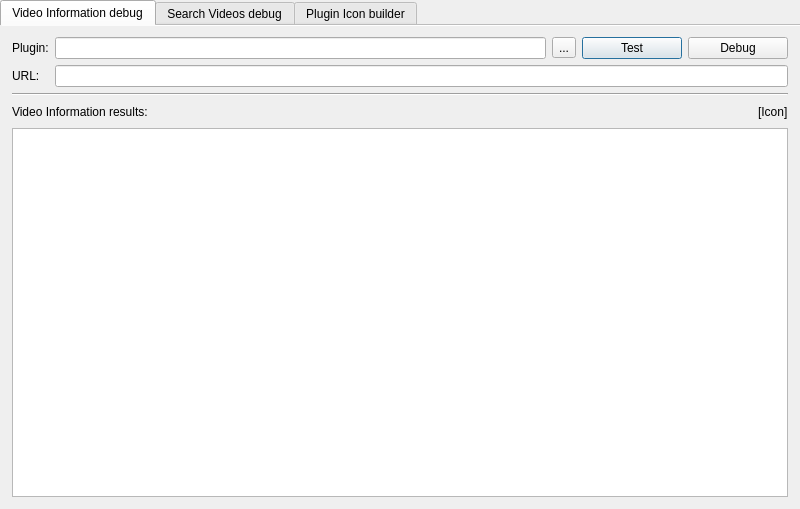
Above: tools/DebugPlugins/ui/mainwindow.ui from ckorn/xvst before the change. Below: the same form after it.
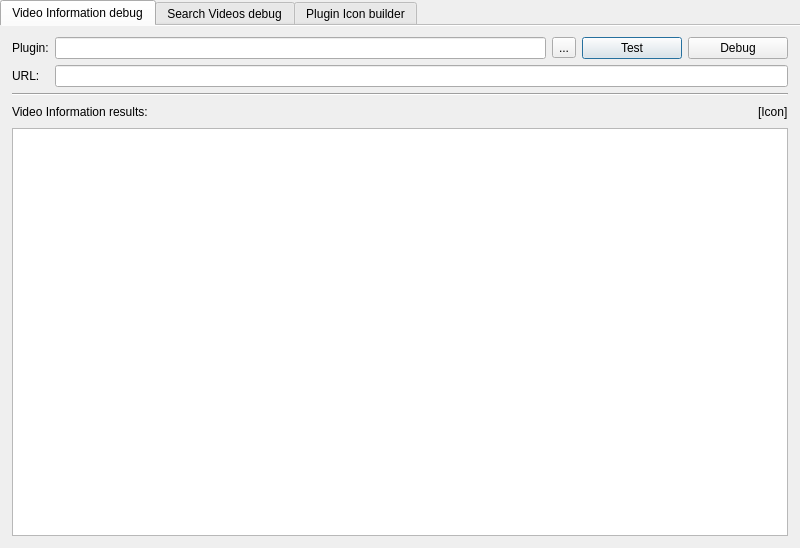
That is the form after the change.

Commit message: - Added isLoaded output

```diff
--- a/tools/DebugPlugins/ui/mainwindow.ui
+++ b/tools/DebugPlugins/ui/mainwindow.ui
@@ -7,7 +7,7 @@
     <x>0</x>
     <y>0</y>
     <width>800</width>
-    <height>509</height>
+    <height>548</height>
    </rect>
   </property>
   <property name="windowTitle">
```
The commit also changes 1 other file.
